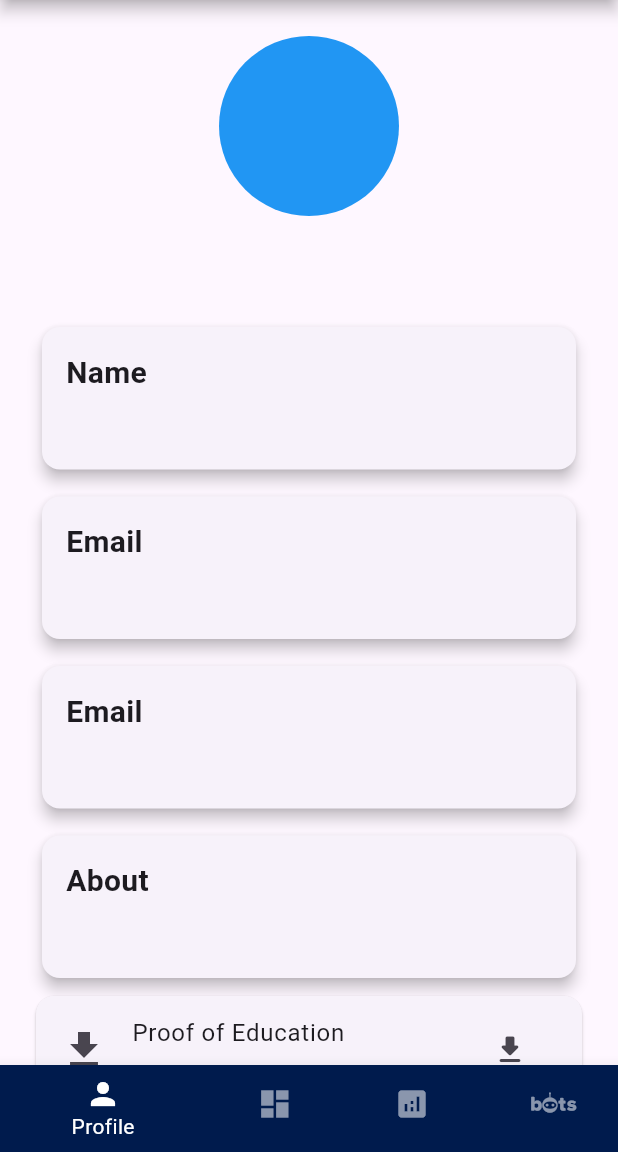
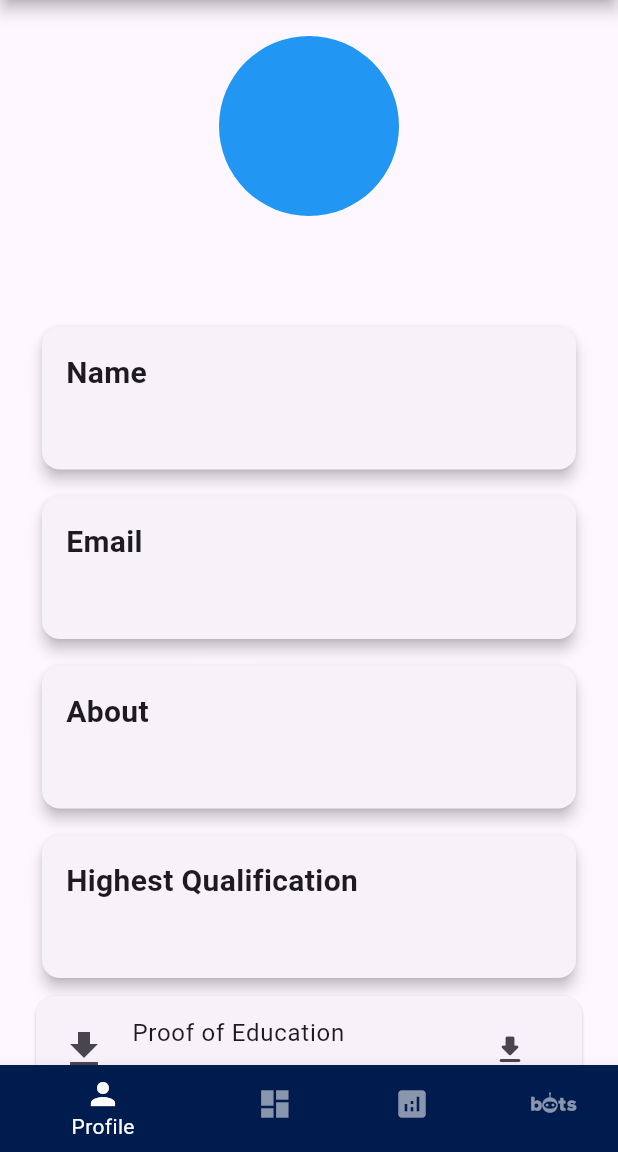
Before and after one commit to Shayan-Sen/final_year_codechamps_2, a Flutter app: the TeacherHome screen opened directly, after a tap on "Reload Data", on a phone screen of 412 x 824 dp, the part 84-1236 px from its top. Run offline on Flutter 3.47's test engine with Material 3 defaults, Android fonts, the phone set to English and light mode, and no system bars; our stand-ins replace cloud_firestore, dio, file_picker, firebase_auth, firebase_core, fl_chart and 6 more; missing offline and left inert: cloudinary_sdk, flutter_ai_toolkit; accounts and stored records are empty; generated files the repository leaves out were written again; network calls fail.

Commit message:
Renamed `Email` card to `About` and `About` card to `Highest Qualification` in teacher home.

```diff
--- a/lib/pages/home/teacher_home.dart
+++ b/lib/pages/home/teacher_home.dart
@@ -262,9 +262,9 @@ class _TeacherHomeState extends State<TeacherHome> {
                 const SizedBox(height: 10),
                 _card(title: 'Email', description: student.email),
                 const SizedBox(height: 10),
-                _card(title: 'Email', description: student.about),
+                _card(title: 'About', description: student.about),
                 const SizedBox(height: 10),
-                _card(title: 'About', description: student.educationQualification),
+                _card(title: 'Highest Qualification', description: student.educationQualification),
                 EducationCard(proofOfEducation: student.proofOfEducation),
                 const SizedBox(height: 10)
               ],
```
